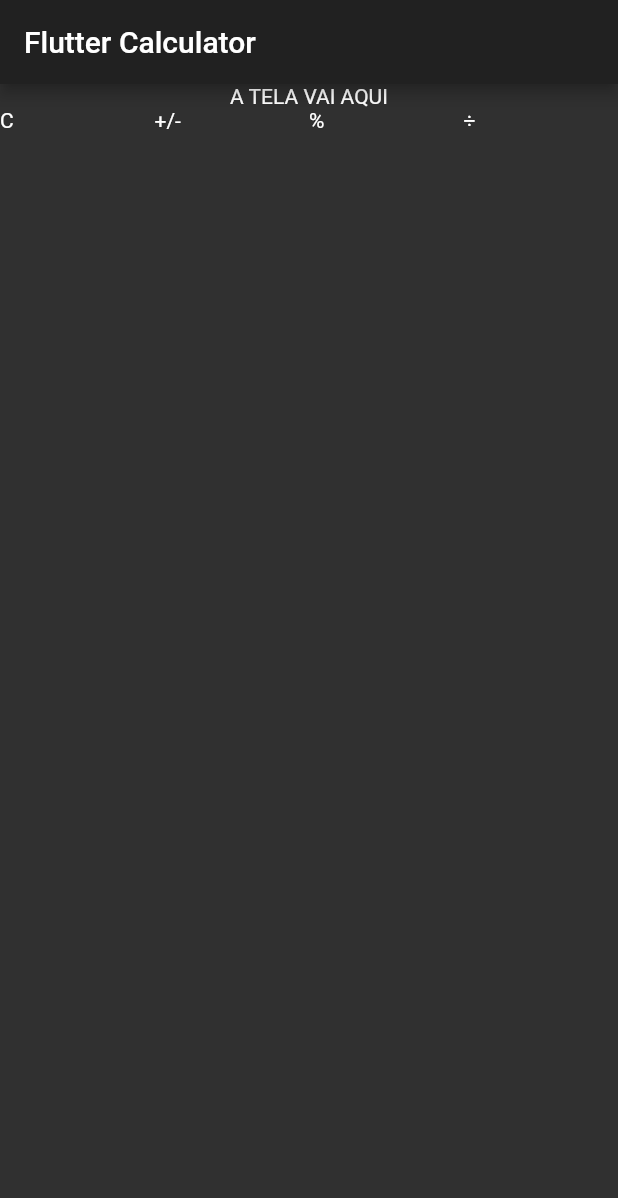
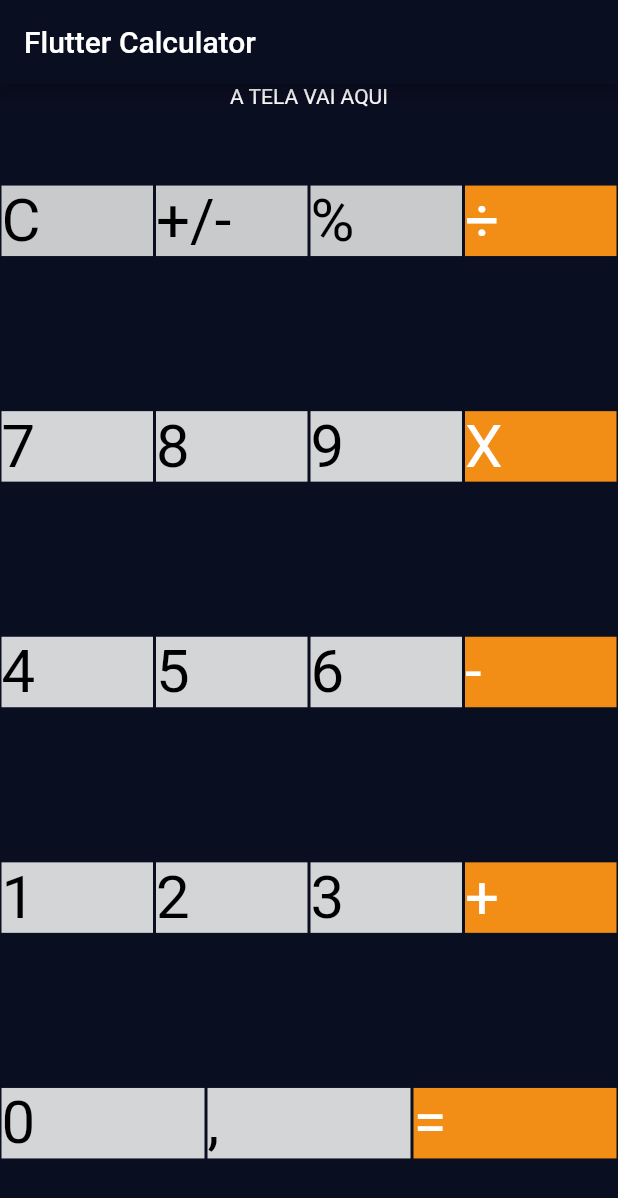
Before and after one commit to iury0393/flutter-calculator, a Flutter app: the screen it shows after launch, on a phone screen of 412 x 824 dp. Shown: the top 1198 px of the screen. Run offline on Flutter 3.47's test engine with Material 2 defaults, Android fonts, the phone set to English and light mode, and no system bars.

Commit message:
Criando o esqueleto

```diff
--- a/lib/calculator_input.dart
+++ b/lib/calculator_input.dart
@@ -1,4 +1,5 @@
 import 'package:flutter/material.dart';
+import 'calculator_lines.dart';
 
 class CalculatorInput extends StatefulWidget {
   @override
@@ -17,21 +18,88 @@ class _CalculatorInputState extends State<CalculatorInput> {
           Container(
             child: Text('A TELA VAI AQUI'),
           ),
-          Row(
+          CalculatorLines(
+            btn1: 'C',
+            btn2: '+/-',
+            btn3: '%',
+            btn4: '÷',
+            color1: Color(0xFFC9CACB),
+            color2: Color(0xFFF28E16),
+          ),
+          CalculatorLines(
+            btn1: '7',
+            btn2: '8',
+            btn3: '9',
+            btn4: 'X',
+            color1: Color(0xFFD4D5D7),
+            color2: Color(0xFFF28E16),
+          ),
+          CalculatorLines(
+            btn1: '4',
+            btn2: '5',
+            btn3: '6',
+            btn4: '-',
+            color1: Color(0xFFD4D5D7),
+            color2: Color(0xFFF28E16),
+          ),
+          CalculatorLines(
+            btn1: '1',
+            btn2: '2',
+            btn3: '3',
+            btn4: '+',
+            color1: Color(0xFFD4D5D7),
+            color2: Color(0xFFF28E16),
+          ),
+          Expanded(
+            child: Row(
               children: <Widget>[
                 Expanded(
-                child: Text('C'),
+                  child: Container(
+                    child: Text(
+                      '0',
+                      style: TextStyle(
+                        color: Colors.black,
+                        fontSize: 40.0,
+                      ),
+                    ),
+                    margin: margin,
+                    decoration: BoxDecoration(
+                      color: Color(0xFFD4D5D7),
+                    ),
+                  ),
                 ),
                 Expanded(
-                child: Text('+/-'),
+                  child: Container(
+                    child: Text(
+                      ',',
+                      style: TextStyle(
+                        color: Colors.black,
+                        fontSize: 40.0,
+                      ),
+                    ),
+                    margin: margin,
+                    decoration: BoxDecoration(
+                      color: Color(0xFFD4D5D7),
+                    ),
+                  ),
                 ),
                 Expanded(
-                child: Text('%'),
+                  child: Container(
+                    child: Text(
+                      '=',
+                      style: TextStyle(
+                        color: Colors.white,
+                        fontSize: 40.0,
                       ),
-              Expanded(
-                child: Text('÷'),
+                    ),
+                    margin: margin,
+                    decoration: BoxDecoration(
+                      color: Color(0xFFF28E16),
+                    ),
+                  ),
                 ),
               ],
+            ),
           ),
         ],
       ),
--- /dev/null
+++ b/lib/calculator_lines.dart
@@ -0,0 +1,78 @@
+import 'package:flutter/material.dart';
+
+const EdgeInsets margin = EdgeInsets.all(1.0);
+
+class CalculatorLines extends StatelessWidget {
+  CalculatorLines(
+      {@required this.btn1,
+      @required this.btn2,
+      @required this.btn3,
+      this.btn4,
+      this.color1,
+      this.color2});
+
+  final String btn1, btn2, btn3, btn4;
+  final Color color1, color2;
+
+  @override
+  Widget build(BuildContext context) {
+    return Expanded(
+      child: Row(
+        children: <Widget>[
+          Expanded(
+            child: Container(
+              color: color1,
+              child: Text(
+                btn1,
+                style: TextStyle(
+                  color: Colors.black,
+                  fontSize: 40.0,
+                ),
+              ),
+              margin: margin,
+            ),
+          ),
+          Expanded(
+            child: Container(
+              color: color1,
+              child: Text(
+                btn2,
+                style: TextStyle(
+                  color: Colors.black,
+                  fontSize: 40.0,
+                ),
+              ),
+              margin: margin,
+            ),
+          ),
+          Expanded(
+            child: Container(
+              color: color1,
+              child: Text(
+                btn3,
+                style: TextStyle(
+                  color: Colors.black,
+                  fontSize: 40.0,
+                ),
+              ),
+              margin: margin,
+            ),
+          ),
+          Expanded(
+            child: Container(
+              color: color2,
+              child: Text(
+                btn4,
+                style: TextStyle(
+                  color: Colors.white,
+                  fontSize: 40.0,
+                ),
+              ),
+              margin: margin,
+            ),
+          ),
+        ],
+      ),
+    );
+  }
+}
--- a/lib/main.dart
+++ b/lib/main.dart
@@ -8,7 +8,10 @@ class MyApp extends StatelessWidget {
   Widget build(BuildContext context) {
     return MaterialApp(
       title: 'Flutter Calculator',
-      theme: ThemeData.dark().copyWith(),
+      theme: ThemeData.dark().copyWith(
+        primaryColor: Color(0xFF0A0E21),
+        scaffoldBackgroundColor: Color(0xFF0A0E21),
+      ),
       home: CalculatorInput(),
     );
   }
```
Also changed, not shown: 1 other file. Lines whose indentation alone changed are shown as unchanged.
